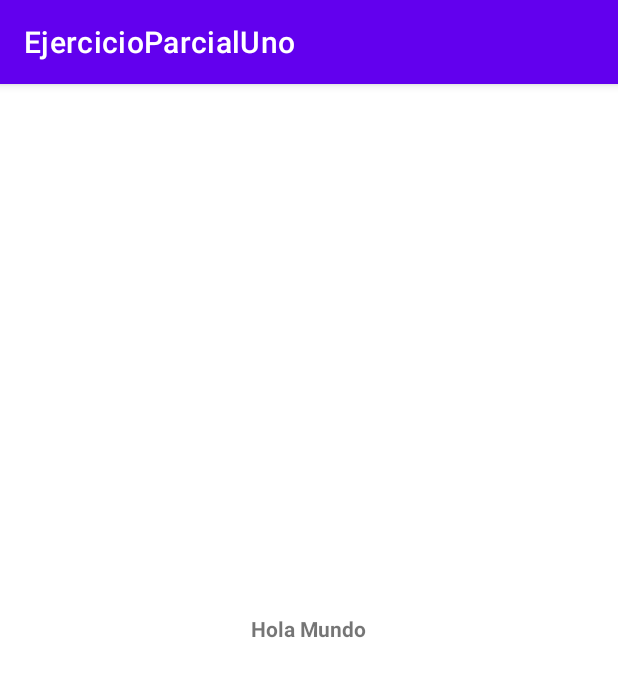
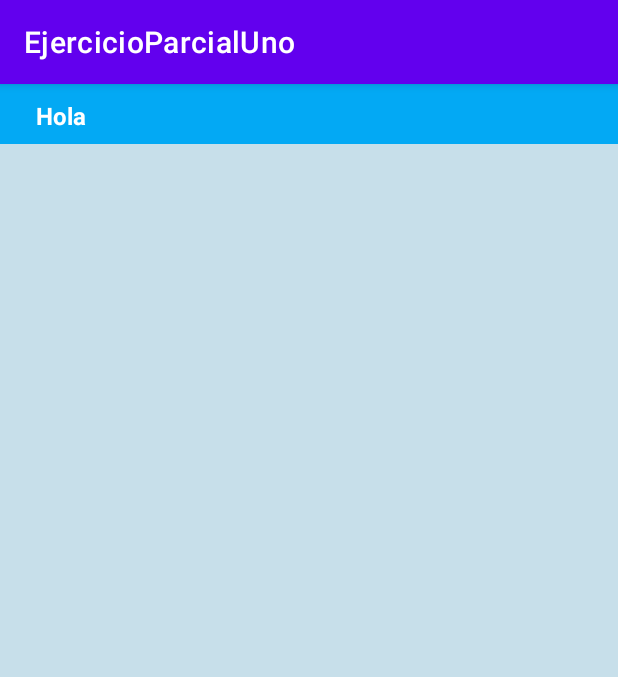
Before and after one commit to AngelaEspinosa2021/EjercicioParcialMoviles, an Android app: the CalculoImcActivity screen opened directly, with no data from a screen before it, on a phone screen of 412 x 824 dp. Shown: the top 677 px of the screen. Run offline under Robolectric (Android 15) with nearby library versions, the phone set to English and light mode, and no system bars.

Commit message:
inserción del TextView para mostrar el nombre del usuario

```diff
--- a/EjercicioParcialUno/app/src/main/res/layout/activity_calculo_imc.xml
+++ b/EjercicioParcialUno/app/src/main/res/layout/activity_calculo_imc.xml
@@ -4,22 +4,43 @@
     xmlns:tools="http://schemas.android.com/tools"
     android:layout_width="match_parent"
     android:layout_height="match_parent"
-    tools:context=".CalculoImcActivity">
+    android:background="#C7DFEA"
+    tools:context=".CalculoImcActivity" >
 
-    <TextView
-        android:id="@+id/textView"
-        android:layout_width="wrap_content"
-        android:layout_height="wrap_content"
-        android:layout_marginStart="100dp"
-        android:layout_marginTop="100dp"
-        android:layout_marginEnd="100dp"
-        android:layout_marginBottom="100dp"
-        android:text="Hola Mundo"
-        android:textStyle="bold"
-        app:layout_constraintBottom_toBottomOf="parent"
-        app:layout_constraintEnd_toEndOf="parent"
-        app:layout_constraintHorizontal_bias="0.496"
-        app:layout_constraintStart_toStartOf="parent"
-        app:layout_constraintTop_toTopOf="parent"
-        app:layout_constraintVertical_bias="0.462" />
+    <LinearLayout
+        android:layout_width="match_parent"
+        android:layout_height="40dp"
+        android:background="#03A9F4"
+        android:orientation="horizontal">
+
+        <TextView
+            android:id="@+id/tituloBienvenida"
+            android:layout_width="wrap_content"
+            android:layout_height="wrap_content"
+            android:layout_marginLeft="20dp"
+            android:layout_marginTop="10dp"
+            android:layout_marginBottom="10dp"
+            android:layout_weight="1"
+            android:width="8dp"
+            android:text="Hola"
+            android:textAlignment="textEnd"
+            android:textColor="@color/white"
+            android:textSize="16sp"
+            android:textStyle="bold" />
+
+        <TextView
+            android:id="@+id/mostrarNombreUsuario"
+            android:layout_width="wrap_content"
+            android:layout_height="wrap_content"
+            android:layout_marginLeft="5dp"
+            android:layout_marginTop="10dp"
+            android:layout_marginRight="20dp"
+            android:layout_marginBottom="10dp"
+            android:layout_weight="1"
+            android:width="300dp"
+            android:textAlignment="viewStart"
+            android:textColor="@color/white"
+            android:textSize="16sp"
+            android:textStyle="bold" />
+    </LinearLayout>
 </androidx.constraintlayout.widget.ConstraintLayout>
```
